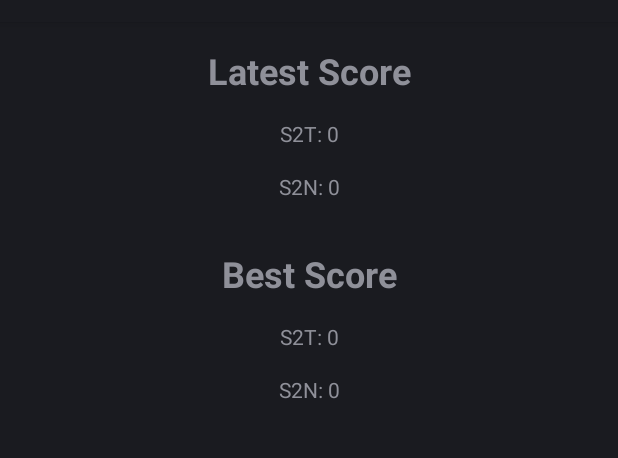
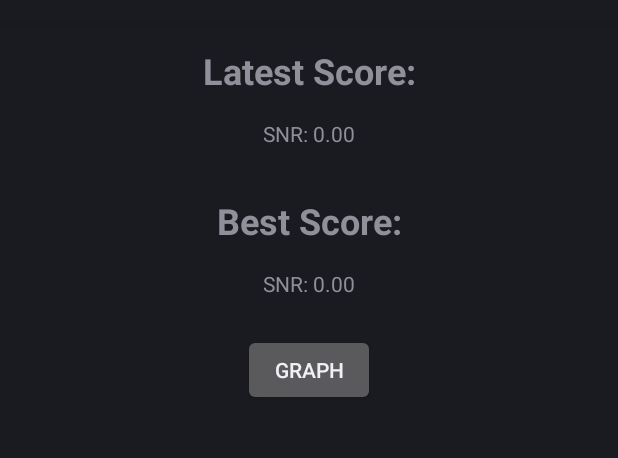
Before and after one commit to D0v1dD/VocalHarmony, an Android app: the fragment AccessDataFragment shown on its own in the app's theme, on a phone screen of 412 x 824 dp, the part 62-520 px from its top. Run offline under Robolectric (Android 15) with nearby library versions, the phone set to English and light mode, and no system bars.

Commit message:
New-Including Graph

```diff
--- a/app/src/main/java/com/example/vocalharmony/ui/home/AccessDataFragment.java
+++ b/app/src/main/java/com/example/vocalharmony/ui/home/AccessDataFragment.java
@@ -1,38 +1,108 @@
 package com.example.vocalharmony.ui.home;
 
+import android.content.Context;
+import android.content.SharedPreferences;
 import android.os.Bundle;
 import android.view.LayoutInflater;
 import android.view.View;
 import android.view.ViewGroup;
+import android.widget.Button;
 import android.widget.TextView;
 
 import androidx.annotation.NonNull;
 import androidx.fragment.app.Fragment;
+import androidx.navigation.Navigation;
 
 import com.example.vocalharmony.R;
 
+import java.util.Locale;
+import java.util.Map;
+
 public class AccessDataFragment extends Fragment {
 
+    private TextView textViewLatestScore;  // "Latest Score" label
+    private TextView textViewS2N;         // Latest SNR
+    private TextView textViewBestScore;   // "Best Score" label
+    private TextView textViewBestS2N;     // Best SNR
+    private Button graphButton;           // Button to navigate to GraphFragment (future)
+
     @Override
-    public View onCreateView(@NonNull LayoutInflater inflater, ViewGroup container, Bundle savedInstanceState) {
+    public View onCreateView(@NonNull LayoutInflater inflater, ViewGroup container,
+                             Bundle savedInstanceState) {
         View root = inflater.inflate(R.layout.fragment_access_data, container, false);
 
-        // Set up the title and the scores
-        TextView textViewLatestScore = root.findViewById(R.id.text_latest_score);
-        TextView textViewS2T = root.findViewById(R.id.text_s2t);
-        TextView textViewS2N = root.findViewById(R.id.text_s2n);
-        TextView textViewBestScore = root.findViewById(R.id.text_best_score);
-        TextView textViewBestS2T = root.findViewById(R.id.text_best_s2t);
-        TextView textViewBestS2N = root.findViewById(R.id.text_best_s2n);
+        // 1) Initialize UI elements
+        textViewLatestScore = root.findViewById(R.id.text_latest_score);
+        textViewS2N = root.findViewById(R.id.text_s2n);
+        textViewBestScore = root.findViewById(R.id.text_best_score);
+        textViewBestS2N = root.findViewById(R.id.text_best_s2n);
+        graphButton = root.findViewById(R.id.button_graph);
 
-        textViewLatestScore.setText("Latest Score");
-        textViewS2T.setText("S2T: 0"); // Replace 0 with actual score if available
-        textViewS2N.setText("S2N: 0"); // Replace 0 with actual score if available
+        // 2) Load and display data from SharedPreferences
+        loadAndDisplayData();
 
-        textViewBestScore.setText("Best Score");
-        textViewBestS2T.setText("S2T: 0"); // Replace 0 with actual best score if available
-        textViewBestS2N.setText("S2N: 0"); // Replace 0 with actual best score if available
+        // 3) Set a click listener to the graphButton to navigate
+        graphButton.setOnClickListener(v -> {
+            // If you have a nav action defined from navigation_data to graphFragment:
+            Navigation.findNavController(v).navigate(R.id.action_navigation_data_to_graphFragment);
+        });
 
         return root;
     }
+
+    /**
+     * Loads the latest and best SNR values from SharedPreferences and updates the UI.
+     */
+    private void loadAndDisplayData() {
+        // 1) Retrieve SharedPreferences
+        SharedPreferences sharedPreferences = requireActivity()
+                .getSharedPreferences("VocalHarmonyPrefs", Context.MODE_PRIVATE);
+
+        // 2) Retrieve all entries. Keys should be in the form "snr_<timestamp>"
+        Map<String, ?> allEntries = sharedPreferences.getAll();
+
+        float latestSNR = 0.0f;  // Will store the most recently recorded SNR
+        float bestSNR = 0.0f;    // Will store the highest SNR
+        String latestTimestamp = "";
+
+        // 3) Iterate over all entries
+        for (Map.Entry<String, ?> entry : allEntries.entrySet()) {
+            String key = entry.getKey();
+            Object value = entry.getValue();
+
+            // We only care about keys like "snr_2025-03-01 15:35:00"
+            if (key.startsWith("snr_") && value instanceof Float) {
+                float snrValue = (Float) value;
+
+                // Extract timestamp from the key by removing the prefix "snr_"
+                String timestamp = key.substring("snr_".length());
+
+                // A simple string compare can track the "latest" timestamp if your format is consistent
+                // e.g. "2025-03-01 15:35:00" is lexicographically comparable if zero-padded
+                if (latestTimestamp.compareTo(timestamp) < 0) {
+                    latestTimestamp = timestamp;
+                    latestSNR = snrValue;
+                }
+
+                // Always update bestSNR with the maximum
+                if (snrValue > bestSNR) {
+                    bestSNR = snrValue;
+                }
+            }
+        }
+
+        // 4) Display the data in UI
+        //    (If no data was found, defaults remain 0.0)
+        //    For localization, format the float with 2 decimals
+        String latestSNRText = String.format(Locale.getDefault(), "%.2f", latestSNR);
+        String bestSNRText   = String.format(Locale.getDefault(), "%.2f", bestSNR);
+
+        // "Latest Score" and "SNR"
+        textViewLatestScore.setText(getString(R.string.latest_score_label));
+        textViewS2N.setText(getString(R.string.s2n_label) + " " + latestSNRText);
+
+        // "Best Score" and "SNR"
+        textViewBestScore.setText(getString(R.string.best_score_label));
+        textViewBestS2N.setText(getString(R.string.s2n_label) + " " + bestSNRText);
+    }
 }
--- /dev/null
+++ b/app/src/main/java/com/example/vocalharmony/ui/home/GraphFragment.java
@@ -0,0 +1,4 @@
+package com.example.vocalharmony.ui.home;
+
+public class GraphFragment {
+}
--- a/app/src/main/res/layout/fragment_access_data.xml
+++ b/app/src/main/res/layout/fragment_access_data.xml
@@ -1,65 +1,69 @@
 <?xml version="1.0" encoding="utf-8"?>
-<androidx.constraintlayout.widget.ConstraintLayout xmlns:android="http://schemas.android.com/apk/res/android"
+<androidx.constraintlayout.widget.ConstraintLayout
+    xmlns:android="http://schemas.android.com/apk/res/android"
     xmlns:app="http://schemas.android.com/apk/res-auto"
+    xmlns:tools="http://schemas.android.com/tools"
     android:layout_width="match_parent"
-    android:layout_height="match_parent">
+    android:layout_height="match_parent"
+    tools:context=".ui.home.AccessDataFragment">
 
+    <!-- Latest Score Heading -->
     <TextView
         android:id="@+id/text_latest_score"
         android:layout_width="wrap_content"
         android:layout_height="wrap_content"
         android:textSize="24sp"
         android:textStyle="bold"
+        android:layout_marginTop="16dp"
         app:layout_constraintTop_toTopOf="parent"
         app:layout_constraintStart_toStartOf="parent"
         app:layout_constraintEnd_toEndOf="parent"
-        android:layout_marginTop="16dp"/>
+        tools:text="Latest Score" />
 
-    <TextView
-        android:id="@+id/text_s2t"
-        android:layout_width="wrap_content"
-        android:layout_height="wrap_content"
-        app:layout_constraintTop_toBottomOf="@id/text_latest_score"
-        app:layout_constraintStart_toStartOf="parent"
-        app:layout_constraintEnd_toEndOf="parent"
-        android:layout_marginTop="16dp"/>
-
+    <!-- Latest S2N Value -->
     <TextView
         android:id="@+id/text_s2n"
         android:layout_width="wrap_content"
         android:layout_height="wrap_content"
-        app:layout_constraintTop_toBottomOf="@id/text_s2t"
+        android:layout_marginTop="16dp"
+        app:layout_constraintTop_toBottomOf="@id/text_latest_score"
         app:layout_constraintStart_toStartOf="parent"
         app:layout_constraintEnd_toEndOf="parent"
-        android:layout_marginTop="16dp"/>
+        tools:text="S2N: 0" />
 
+    <!-- Best Score Heading -->
     <TextView
         android:id="@+id/text_best_score"
         android:layout_width="wrap_content"
         android:layout_height="wrap_content"
         android:textSize="24sp"
         android:textStyle="bold"
+        android:layout_marginTop="32dp"
         app:layout_constraintTop_toBottomOf="@id/text_s2n"
         app:layout_constraintStart_toStartOf="parent"
         app:layout_constraintEnd_toEndOf="parent"
-        android:layout_marginTop="32dp"/>
+        tools:text="Best Score" />
 
-    <TextView
-        android:id="@+id/text_best_s2t"
-        android:layout_width="wrap_content"
-        android:layout_height="wrap_content"
-        app:layout_constraintTop_toBottomOf="@id/text_best_score"
-        app:layout_constraintStart_toStartOf="parent"
-        app:layout_constraintEnd_toEndOf="parent"
-        android:layout_marginTop="16dp"/>
-
+    <!-- Best S2N Value -->
     <TextView
         android:id="@+id/text_best_s2n"
         android:layout_width="wrap_content"
         android:layout_height="wrap_content"
-        app:layout_constraintTop_toBottomOf="@id/text_best_s2t"
+        android:layout_marginTop="16dp"
+        app:layout_constraintTop_toBottomOf="@id/text_best_score"
         app:layout_constraintStart_toStartOf="parent"
         app:layout_constraintEnd_toEndOf="parent"
-        android:layout_marginTop="16dp"/>
+        tools:text="S2N: 0" />
+
+    <!-- Button to navigate to GraphFragment -->
+    <Button
+        android:id="@+id/button_graph"
+        android:layout_width="wrap_content"
+        android:layout_height="wrap_content"
+        android:layout_marginTop="24dp"
+        android:text="@string/graph_button"
+        app:layout_constraintTop_toBottomOf="@id/text_best_s2n"
+        app:layout_constraintStart_toStartOf="parent"
+        app:layout_constraintEnd_toEndOf="parent" />
 
 </androidx.constraintlayout.widget.ConstraintLayout>
```
Also changed, not shown: app/src/main/res/navigation/mobile_navigation.xml (+24 -1 lines), app/src/main/res/values/strings.xml (+41 -43 lines).
